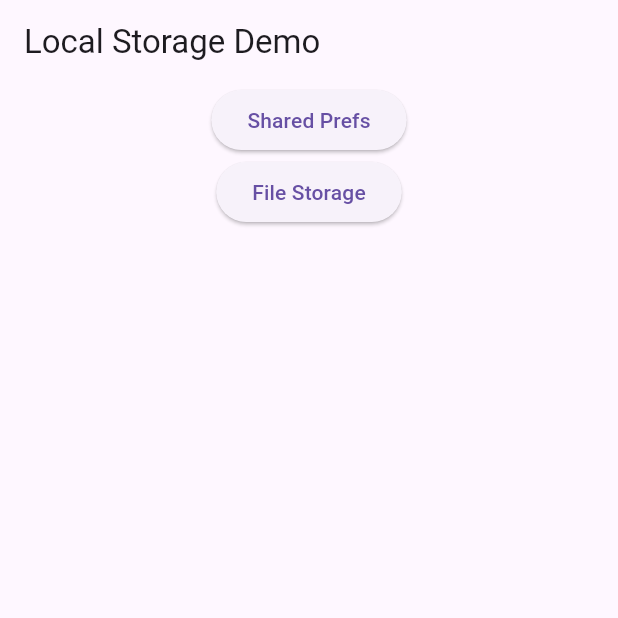
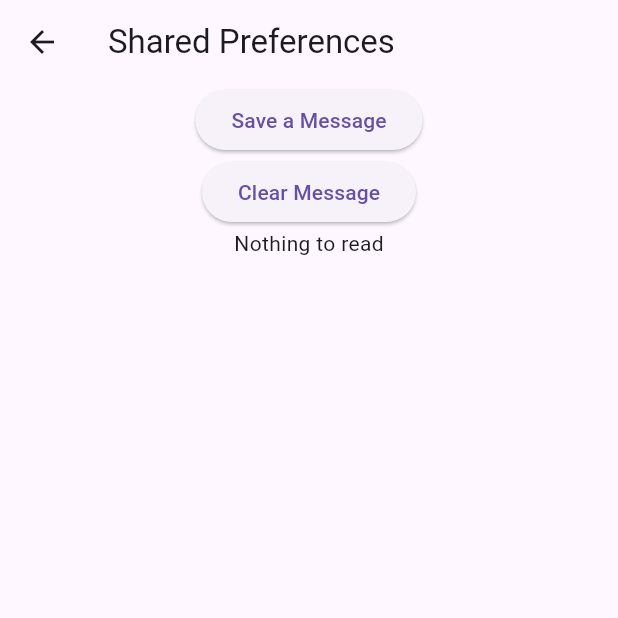
Before and after one commit to arielccjr/MobileApp-workbook, a Flutter app: the screen it shows after launch, after a tap on "Shared Prefs", on a phone screen of 412 x 824 dp, the top half of it. Run offline on Flutter 3.47's test engine with Material 3 defaults, Android fonts, the phone set to English and light mode, and no system bars; our stand-ins replace shared_preferences.

Commit message:
Week 06 KV and File Storage - shared_preferences

```diff
--- a/week_06_kv_file_storage/lib/pages/home.dart
+++ b/week_06_kv_file_storage/lib/pages/home.dart
@@ -1,4 +1,5 @@
 import 'package:flutter/material.dart';
+import 'package:week_06_kv_file_storage/pages/shared_prefs.dart';
 
 class Home extends StatelessWidget {
   const Home({super.key});
@@ -13,12 +14,12 @@ class Home extends StatelessWidget {
         child: Column(
           children: [
             ElevatedButton(
-              onPressed: () async {
-                // final message = await Navigator.of(context).push(
-                //   MaterialPageRoute(
-                //     builder: (context) => PageOne(),
-                //   ),
-                // );
+              onPressed: () {
+                Navigator.of(context).push(
+                  MaterialPageRoute(
+                    builder: (context) => SharedPrefs(),
+                  ),
+                );
               },
               child: const Text('Shared Prefs'),
             ),
--- a/week_06_kv_file_storage/lib/pages/shared_prefs.dart
+++ b/week_06_kv_file_storage/lib/pages/shared_prefs.dart
@@ -0,0 +1,70 @@
+import 'package:flutter/material.dart';
+import 'package:shared_preferences/shared_preferences.dart';
+
+class SharedPrefs extends StatefulWidget {
+  const SharedPrefs({super.key});
+
+  @override
+  State<SharedPrefs> createState() => _SharedPrefsState();
+}
+
+class _SharedPrefsState extends State<SharedPrefs> {
+  var _message = '';
+
+  @override
+  void initState() {
+    _readFromStorage();
+    super.initState();
+  }
+
+  Future<void> _readFromStorage() async {
+    // Attempt to read the message from shared prefs
+    final prefs = await SharedPreferences.getInstance();
+    setState(() {
+      _message = prefs.getString('message') ?? '';
+    });
+  }
+
+  @override
+  Widget build(BuildContext context) {
+    return Scaffold(
+      appBar: AppBar(
+        title: const Text('Shared Preferences'),
+      ),
+      body: Center(
+        child: Column(
+          children: [
+            ElevatedButton(
+              onPressed: () async {
+                setState(() {
+                  _message = 'Something to write';
+                });
+
+                // Write to shared preferences
+                final prefs = await SharedPreferences.getInstance();
+                prefs.setString('message', _message);
+              },
+              child: const Text('Save a Message'),
+            ),
+            ElevatedButton(
+              onPressed: () async {
+                setState(() {
+                  _message = '';
+                });
+
+                final prefs = await SharedPreferences.getInstance();
+                // Clears all shared prefs
+                prefs.clear();
+
+                // Or, you can remove just one
+                // prefs.remove('message');
+              },
+              child: const Text('Clear Message'),
+            ),
+            _message.isEmpty ? const Text('Nothing to read') : Text(_message),
+          ],
+        ),
+      ),
+    );
+  }
+}
```
